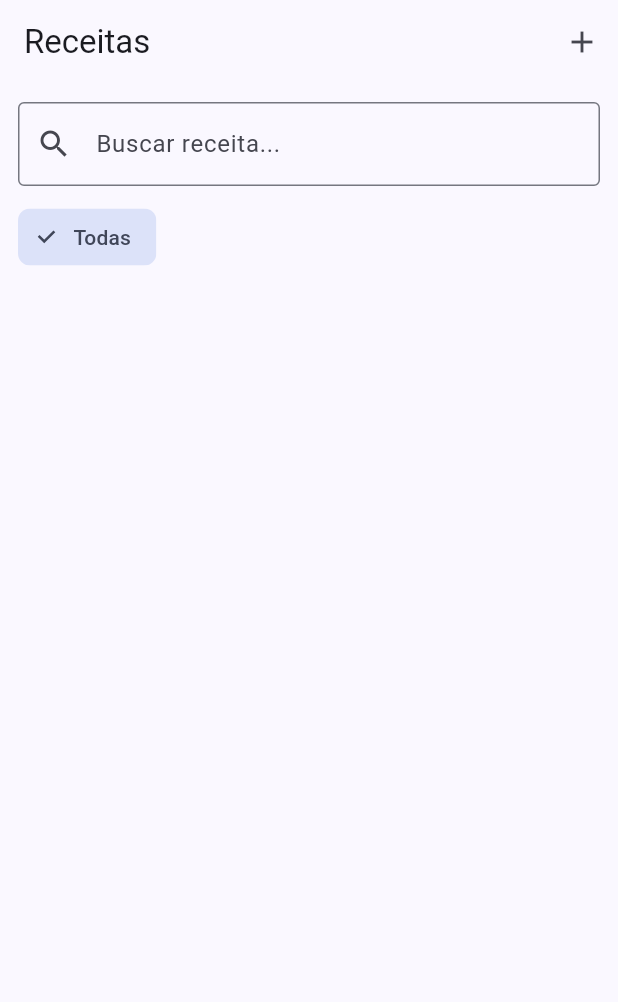
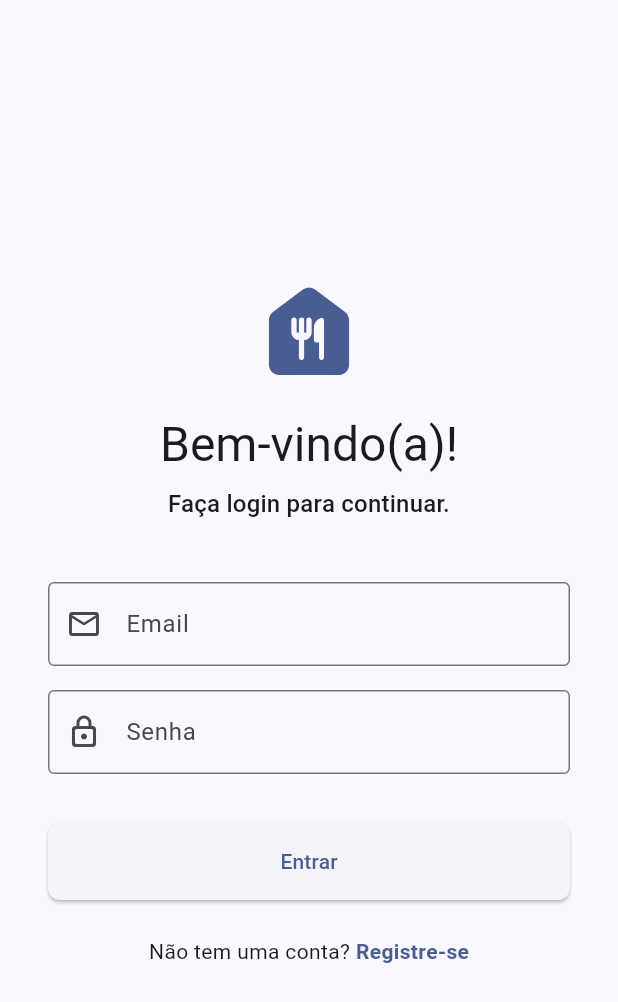
Before and after one commit to LBranco27/receitas_do_guaxininho, a Flutter app: the screen it shows after launch, on a phone screen of 412 x 824 dp. Shown: the top 1002 px of the screen. Run offline on Flutter 3.47's test engine with Material 3 defaults, Android fonts, the phone set to English and light mode, and no system bars; our stand-ins replace flutter_dotenv, flutter_riverpod, go_router, image_picker, sqflite, supabase_flutter; missing offline and left inert: postgrest; accounts and stored records are empty.

Commit message:
autenticação completa

```diff
--- /dev/null
+++ b/lib/features/auth/domain/repositories/auth_repository.dart
@@ -0,0 +1,13 @@
+import 'package:supabase_flutter/supabase_flutter.dart';
+
+abstract class AuthRepository {
+  User? get currentUser;
+
+  Stream<User?> get authStateChanges;
+
+  Future<void> signInWithEmailAndPassword(String email, String password);
+
+  Future<void> signUpWithEmailAndPassword(String email, String password, String name);
+
+  Future<void> signOut();
+}
--- /dev/null
+++ b/lib/features/auth/view/login_page.dart
@@ -0,0 +1,133 @@
+import 'package:flutter/gestures.dart';
+import 'package:flutter/material.dart';
+import 'package:flutter_riverpod/flutter_riverpod.dart';
+import 'package:go_router/go_router.dart';
+import '../viewmodel/login_viewmodel.dart';
+
+class LoginPage extends ConsumerWidget {
+  const LoginPage({super.key});
+
+  @override
+  Widget build(BuildContext context, WidgetRef ref) {
+    final emailController = TextEditingController();
+    final passwordController = TextEditingController();
+    final formKey = GlobalKey<FormState>();
+
+    ref.listen<AsyncValue<void>>(
+      loginViewModelProvider,
+          (_, state) {
+        if (state.hasError && !state.isLoading) {
+          ScaffoldMessenger.of(context).showSnackBar(
+            SnackBar(
+              content: Text(state.error.toString()),
+              backgroundColor: Theme.of(context).colorScheme.error,
+            ),
+          );
+        }
+      },
+    );
+
+    final loginState = ref.watch(loginViewModelProvider);
+
+    return Scaffold(
+      body: Center(
+        child: SingleChildScrollView(
+          padding: const EdgeInsets.all(32.0),
+          child: Form(
+            key: formKey,
+            child: Column(
+              mainAxisAlignment: MainAxisAlignment.center,
+              crossAxisAlignment: CrossAxisAlignment.stretch,
+              children: [
+                Icon(
+                  Icons.food_bank_rounded,
+                  size: 80,
+                  color: Theme.of(context).primaryColor,
+                ),
+                const SizedBox(height: 16),
+                Text(
+                  'Bem-vindo(a)!',
+                  textAlign: TextAlign.center,
+                  style: Theme.of(context).textTheme.headlineLarge,
+                ),
+                const SizedBox(height: 8),
+                Text(
+                  'Faça login para continuar.',
+                  textAlign: TextAlign.center,
+                  style: Theme.of(context).textTheme.titleMedium,
+                ),
+                const SizedBox(height: 40),
+                TextFormField(
+                  controller: emailController,
+                  decoration: const InputDecoration(
+                    labelText: 'Email',
+                    prefixIcon: Icon(Icons.email_outlined),
+                    border: OutlineInputBorder(),
+                  ),
+                  keyboardType: TextInputType.emailAddress,
+                  validator: (value) =>
+                  (value == null || !value.contains('@'))
+                      ? 'Por favor, insira um email válido'
+                      : null,
+                ),
+                const SizedBox(height: 16),
+                TextFormField(
+                  controller: passwordController,
+                  decoration: const InputDecoration(
+                    labelText: 'Senha',
+                    prefixIcon: Icon(Icons.lock_outline_rounded),
+                    border: OutlineInputBorder(),
+                  ),
+                  obscureText: true,
+                  validator: (value) => (value == null || value.isEmpty)
+                      ? 'Por favor, insira sua senha'
+                      : null,
+                ),
+                const SizedBox(height: 32),
+                loginState.isLoading
+                    ? const Center(child: CircularProgressIndicator())
+                    : ElevatedButton(
+                  style: ElevatedButton.styleFrom(
+                    padding: const EdgeInsets.symmetric(vertical: 16),
+                    shape: RoundedRectangleBorder(
+                      borderRadius: BorderRadius.circular(8),
+                    ),
+                  ),
+                  onPressed: () {
+                    if (formKey.currentState!.validate()) {
+                      ref.read(loginViewModelProvider.notifier).login(
+                        emailController.text.trim(),
+                        passwordController.text.trim(),
+                      );
+                    }
+                  },
+                  child: const Text('Entrar'),
+                ),
+                const SizedBox(height: 24),
+                Center(
+                  child: RichText(
+                    text: TextSpan(
+                      text: 'Não tem uma conta? ',
+                      style: Theme.of(context).textTheme.bodyMedium,
+                      children: [
+                        TextSpan(
+                          text: 'Registre-se',
+                          style: TextStyle(
+                            fontWeight: FontWeight.bold,
+                            color: Theme.of(context).primaryColor,
+                          ),
+                          recognizer: TapGestureRecognizer()
+                            ..onTap = () => context.go('/register'),
+                        ),
+                      ],
+                    ),
+                  ),
+                ),
+              ],
+            ),
+          ),
+        ),
+      ),
+    );
+  }
+}
--- /dev/null
+++ b/lib/features/auth/viewmodel/login_viewmodel.dart
@@ -0,0 +1,34 @@
+import 'dart:async';
+
+import 'package:flutter_riverpod/flutter_riverpod.dart';
+import 'package:supabase_flutter/supabase_flutter.dart';
+
+import '../domain/repositories/auth_repository.dart';
+
+final loginViewModelProvider =
+AsyncNotifierProvider<LoginViewModel, void>(LoginViewModel.new);
+
+class LoginViewModel extends AsyncNotifier<void> {
+  @override
+  FutureOr<void> build() {
+  }
+
+  Future<void> login(String email, String password) async {
+    state = const AsyncValue.loading();
+    state = await AsyncValue.guard(() async {
+      try {
+        final authRepository = ref.read(authRepositoryProvider);
+        await authRepository.signInWithEmailAndPassword(email, password);
+      } on AuthException catch (e) {
+        if (e.statusCode == '400') {
+          throw 'Email ou senha inválidos. Tente novamente.';
+        }
+        throw 'Ocorreu um erro ao fazer login. Tente novamente.';
+      }
+    });
+  }
+}
+
+final authRepositoryProvider = Provider<AuthRepository>((ref) {
+  throw UnimplementedError();
+});
--- /dev/null
+++ b/lib/features/auth/viewmodel/register_viewmodel.dart
@@ -0,0 +1,33 @@
+import 'dart:async';
+
+import 'package:flutter_riverpod/flutter_riverpod.dart';
+import 'package:supabase_flutter/supabase_flutter.dart';
+
+import 'login_viewmodel.dart';
+
+final registerViewModelProvider =
+AsyncNotifierProvider<RegisterViewModel, void>(RegisterViewModel.new);
+
+class RegisterViewModel extends AsyncNotifier<void> {
+  @override
+  FutureOr<void> build() {}
+
+  Future<void> signUp(String name, String email, String password) async {
+    state = const AsyncValue.loading();
+    state = await AsyncValue.guard(() async {
+      try {
+        await ref
+            .read(authRepositoryProvider)
+            .signUpWithEmailAndPassword(email, password, name);
+      } on AuthException catch (e) {
+        if (e.message.toLowerCase().contains('user already registered')) {
+          throw 'Este email já está cadastrado. Tente fazer o login.';
+        }
+        if (e.message.toLowerCase().contains('weak password')) {
+          throw 'Sua senha é muito fraca. Tente uma mais forte.';
+        }
+        throw 'Ocorreu um erro ao criar a conta. Tente novamente.';
+      }
+    });
+  }
+}
--- a/lib/main.dart
+++ b/lib/main.dart
@@ -1,4 +1,4 @@
-import 'dart:io';
+import 'dart:async';
 
 import 'package:flutter/material.dart';
 import 'package:flutter_riverpod/flutter_riverpod.dart';
@@ -9,6 +9,12 @@ import 'package:flutter_dotenv/flutter_dotenv.dart';
 
 
 import 'core/app_theme.dart';
+import 'features/auth/data/repositories/auth_repository_impl.dart';
+import 'features/auth/domain/repositories/auth_repository.dart';
+import 'features/auth/view/login_page.dart';
+import 'features/auth/viewmodel/login_viewmodel.dart';
+import 'features/auth/view/register_page.dart';
+import 'features/auth/viewmodel/register_viewmodel.dart';
 //import 'data/datasources/recipe_local_datasource.dart';
 import 'data/datasources/recipe_remote_datasource.dart';
 import 'data/repositories/recipe_repository_impl.dart';
@@ -17,8 +23,15 @@ import 'features/recipes/view/home_page.dart';
 import 'features/recipes/view/recipe_detail_page.dart';
 import 'features/recipes/viewmodel/home_viewmodel.dart';
 
+
 const supabaseUrl = 'https://sgyzhbcauskbaknoimtu.supabase.co';
 const supabaseKey = String.fromEnvironment('SUPABASE_KEY');
+
+final supabaseClientProvider = Provider((ref) => Supabase.instance.client);
+
+final authStateProvider = StreamProvider<User?>((ref) {
+  return ref.watch(authRepositoryProvider).authStateChanges;
+});
 
 void main() async {
   await dotenv.load(fileName: ".env");
@@ -43,13 +56,39 @@ void main() async {
               //(ref) => RecipeRepositoryImpl(RecipeLocalDataSource()),
               (ref) => RecipeRepositoryImpl(RecipeRemoteDataSource()),
         ),
+        authRepositoryProvider.overrideWith(
+              (ref) => AuthRepositoryImpl(ref.watch(supabaseClientProvider)),
+        ),
       ],
       child: const RecipesApp(),
     ),
   );
 }
 
-final _router = GoRouter(
+class GoRouterRefreshStream extends ChangeNotifier {
+  GoRouterRefreshStream(Stream<dynamic> stream) {
+    notifyListeners();
+    _subscription = stream.asBroadcastStream().listen((_) => notifyListeners());
+  }
+
+  late final StreamSubscription<dynamic> _subscription;
+
+  @override
+  void dispose() {
+    _subscription.cancel();
+    super.dispose();
+  }
+}
+
+class RecipesApp extends ConsumerWidget {
+  const RecipesApp({super.key});
+
+  @override
+  Widget build(BuildContext context, WidgetRef ref) {
+    final authState = ref.watch(authStateProvider);
+
+    final router = GoRouter(
+      refreshListenable: GoRouterRefreshStream(ref.watch(authStateProvider.stream)),
       routes: [
         GoRoute(
           path: '/',
@@ -68,18 +107,37 @@ final _router = GoRouter(
             ),
           ],
         ),
+        GoRoute(
+          path: '/login',
+          builder: (context, state) => const LoginPage(),
+        ),
+        GoRoute(
+          path: '/register',
+          builder: (context, state) => const RegisterPage(),
+        ),
       ],
+      redirect: (context, state) {
+        final isLoggedIn = authState.value != null;
+
+        final isLoggingIn = state.matchedLocation == '/login';
+        final isRegistering = state.matchedLocation == '/register';
+
+        if (!isLoggedIn && !isLoggingIn && !isRegistering) {
+          return '/login';
+        }
+
+        if (isLoggedIn && (isLoggingIn || isRegistering)) {
+          return '/';
+        }
+
+        return null;
+      },
     );
 
-class RecipesApp extends StatelessWidget {
-  const RecipesApp({super.key});
-
-  @override
-  Widget build(BuildContext context) {
     return MaterialApp.router(
       title: 'Receitas do Guaxinim',
       theme: appTheme(),
-      routerConfig: _router,
+      routerConfig: router,
       debugShowCheckedModeBanner: false,
     );
   }
```
Also changed, not shown: lib/features/auth/data/repositories/auth_repository_impl.dart (added, +46 -0 lines), lib/features/auth/view/register_page.dart (added, +160 -0 lines), lib/features/recipes/view/home_page.dart (+28 -1 lines), 2 other files. Lines whose indentation alone changed are shown as unchanged.
